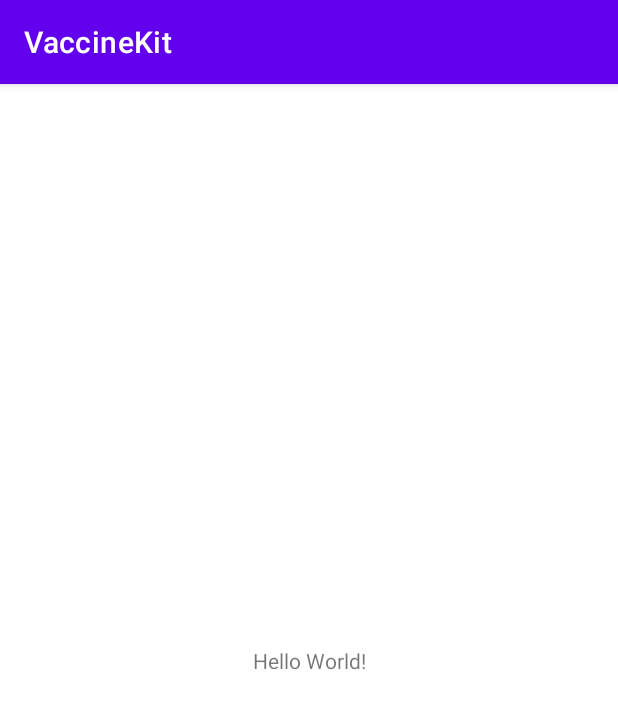
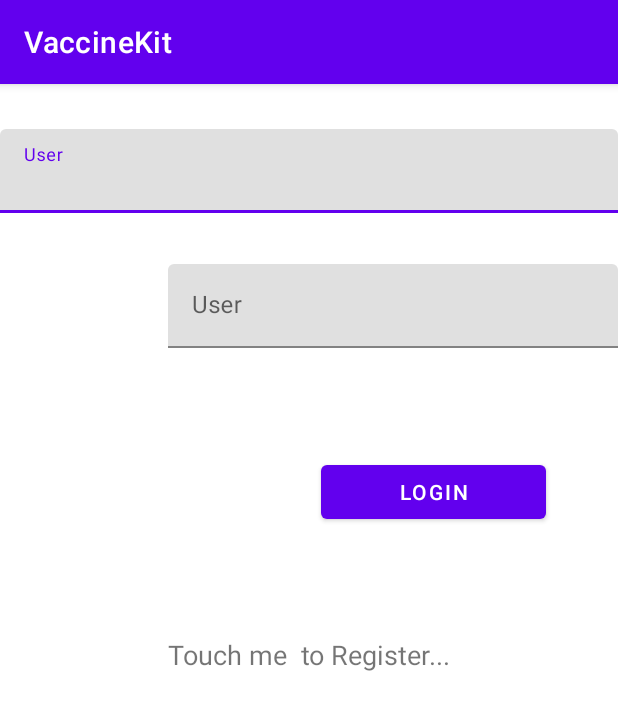
Before and after one commit to dgpay/VaccineKit, an Android app: the screen it shows after launch (MainActivity), on a phone screen of 412 x 824 dp. Shown: the top 710 px of the screen. Run offline under Robolectric (Android 15) with nearby library versions, the phone set to English and light mode, and no system bars; our stand-ins replace Firebase (no records; nobody signed in at launch, a user with empty details on screens opened directly).

Commit message:
Login register Email/Password

```diff
--- a/app/build.gradle
+++ b/app/build.gradle
@@ -31,6 +31,9 @@ android {
     kotlinOptions {
         jvmTarget = '1.8'
     }
+    viewBinding {
+        enabled = true
+    }
 }
 
 dependencies {
@@ -43,11 +46,13 @@ dependencies {
     testImplementation 'junit:junit:4.+'
     androidTestImplementation 'androidx.test.ext:junit:1.1.2'
     androidTestImplementation 'androidx.test.espresso:espresso-core:3.3.0'
+    implementation 'com.google.android.material:material:1.3.0'
 
     // firebase
     implementation platform('com.google.firebase:firebase-bom:28.0.1')
     implementation 'com.google.firebase:firebase-analytics-ktx'
     implementation 'com.google.firebase:firebase-auth-ktx'
     implementation 'com.google.android.gms:play-services-auth:19.0.0'
+    implementation 'com.google.firebase:firebase-database:11.0.4'
 
 }
--- a/app/src/main/AndroidManifest.xml
+++ b/app/src/main/AndroidManifest.xml
@@ -2,6 +2,9 @@
 <manifest xmlns:android="http://schemas.android.com/apk/res/android"
     package="academy.bangkit.project.capstone.vaccinekit">
 
+    <uses-permission android:name="android.permission.INTERNET"></uses-permission>
+    <uses-permission android:name="android.permission.READ_EXTERNAL_STORAGE"></uses-permission>
+    <uses-permission android:name="android.permission.WRITE_EXTERNAL_STORAGE"></uses-permission>
     <application
         android:allowBackup="true"
         android:icon="@mipmap/ic_launcher"
@@ -9,6 +12,8 @@
         android:roundIcon="@mipmap/ic_launcher_round"
         android:supportsRtl="true"
         android:theme="@style/Theme.VaccineKit">
+        <activity android:name=".Timeline"></activity>
+        <activity android:name=".Register" />
         <activity android:name=".MainActivity">
             <intent-filter>
                 <action android:name="android.intent.action.MAIN" />
--- a/app/src/main/java/academy/bangkit/project/capstone/vaccinekit/MainActivity.kt
+++ b/app/src/main/java/academy/bangkit/project/capstone/vaccinekit/MainActivity.kt
@@ -1,15 +1,53 @@
 package academy.bangkit.project.capstone.vaccinekit
 
+import academy.bangkit.project.capstone.vaccinekit.databinding.ActivityMainBinding
+import android.content.Intent
 import androidx.appcompat.app.AppCompatActivity
 import android.os.Bundle
+import android.view.View
+import android.widget.Toast
+import com.google.android.gms.tasks.OnCompleteListener
+import com.google.firebase.auth.AuthResult
 import com.google.firebase.auth.FirebaseAuth
 
 class MainActivity : AppCompatActivity() {
 
     var mAuth = FirebaseAuth.getInstance()
+    private lateinit var binding: ActivityMainBinding
 
     override fun onCreate(savedInstanceState: Bundle?) {
         super.onCreate(savedInstanceState)
-        setContentView(R.layout.activity_main)
+        binding = ActivityMainBinding.inflate(layoutInflater)
+        setContentView(binding.root)
+
+        binding.loginBtn.setOnClickListener {
+            login()
+        }
+        binding.regTxt.setOnClickListener{
+            register()
+        }
+    }
+
+
+    private fun login() {
+        var email = binding.user.editableText
+        var pass = binding.pass.editableText
+
+        if(email.isNotEmpty() && pass.isNotEmpty()) {
+            this.mAuth.signInWithEmailAndPassword(email.toString(), pass.toString()).addOnCompleteListener(this, OnCompleteListener<AuthResult> { task ->
+                if (task.isSuccessful) {
+                    startActivity(Intent(this, Timeline::class.java))
+                    Toast.makeText(this, "Successfully Logged in :)", Toast.LENGTH_LONG).show()
+                } else {
+                    Toast.makeText(this, "Error Logging in :(", Toast.LENGTH_SHORT).show()
+                }
+            })
+        }else {
+            Toast.makeText(this, "Please fill up the Credentials :|", Toast.LENGTH_SHORT).show()
+        }
+    }
+
+    private fun register () {
+        startActivity(Intent(this, Register::class.java))
     }
 }
--- a/app/src/main/res/layout/activity_main.xml
+++ b/app/src/main/res/layout/activity_main.xml
@@ -6,13 +6,60 @@
     android:layout_height="match_parent"
     tools:context=".MainActivity">
 
+
+    <Button
+        android:id="@+id/loginBtn"
+        android:layout_width="150dp"
+        android:layout_height="wrap_content"
+        android:layout_marginTop="72dp"
+        android:layout_marginEnd="48dp"
+        android:text="Login"
+        app:layout_constraintEnd_toEndOf="parent"
+        app:layout_constraintTop_toBottomOf="@+id/textInputLayout2" />
+
+    <com.google.android.material.textfield.TextInputLayout
+        android:layout_width="match_parent"
+        android:layout_height="wrap_content"
+        android:layout_marginTop="30dp"
+        app:layout_constraintTop_toTopOf="parent">
+
+        <EditText
+            android:id="@+id/user"
+            android:layout_width="match_parent"
+            android:layout_height="wrap_content"
+            android:hint="User"
+            android:inputType="textCapSentences"
+            android:maxLines="1" />
+    </com.google.android.material.textfield.TextInputLayout>
+
     <TextView
+        android:id="@+id/regTxt"
         android:layout_width="wrap_content"
         android:layout_height="wrap_content"
-        android:text="Hello World!"
-        app:layout_constraintBottom_toBottomOf="parent"
-        app:layout_constraintLeft_toLeftOf="parent"
-        app:layout_constraintRight_toRightOf="parent"
-        app:layout_constraintTop_toTopOf="parent" />
+        android:layout_marginEnd="8dp"
+        android:layout_marginStart="8dp"
+        android:layout_marginTop="72dp"
+        android:text="Touch me  to Register..."
+        android:textSize="18sp"
+        app:layout_constraintEnd_toEndOf="parent"
+        app:layout_constraintStart_toStartOf="parent"
+        app:layout_constraintTop_toBottomOf="@+id/loginBtn" />
+
+    <com.google.android.material.textfield.TextInputLayout
+        android:id="@+id/textInputLayout2"
+        android:layout_width="300dp"
+        android:layout_height="wrap_content"
+        android:layout_marginTop="120dp"
+        app:layout_constraintEnd_toEndOf="parent"
+        app:layout_constraintTop_toTopOf="parent">
+
+        <EditText
+            android:id="@+id/pass"
+            android:layout_width="match_parent"
+            android:layout_height="wrap_content"
+            android:hint="User"
+            android:inputType="textCapSentences"
+            android:maxLines="1" />
+    </com.google.android.material.textfield.TextInputLayout>
 
 </androidx.constraintlayout.widget.ConstraintLayout>
```
Also changed, not shown: app/src/main/java/academy/bangkit/project/capstone/vaccinekit/Register.kt (added, +56 -0 lines), app/src/main/java/academy/bangkit/project/capstone/vaccinekit/Timeline.kt (added, +56 -0 lines), app/src/main/res/layout/activity_register.xml (added, +71 -0 lines), app/src/main/res/layout/activity_timeline.xml (added, +18 -0 lines), app/src/main/res/menu/menu.xml (added, +7 -0 lines).
